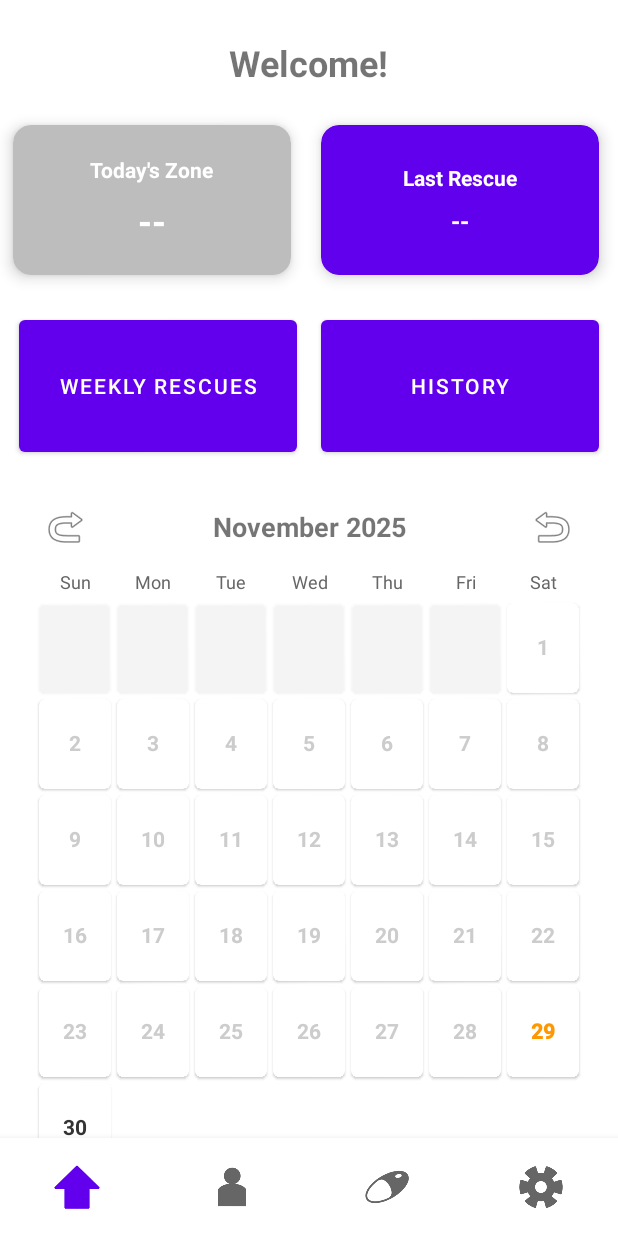
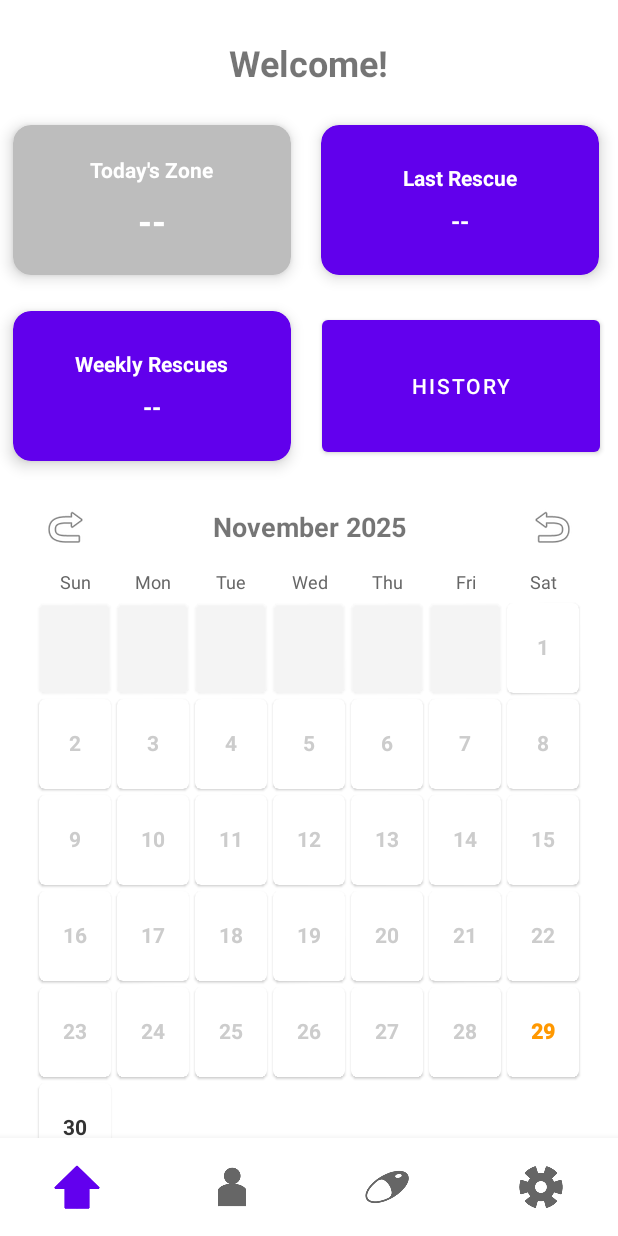
Before and after one commit to ShakoorShaik/smartAirAndroidApp, an Android app built with Jetpack Compose: the ParentHomeFragment screen opened directly, with no data from a screen before it, on a phone screen of 412 x 824 dp. Run offline under Robolectric (Android 15) with nearby library versions, the light colour scheme and no system bars; our stand-ins replace Firebase (no records; nobody signed in at launch, a user with empty details on screens opened directly).

Commit message:
feature: implemented card that displays number of weekly rescues on parent home screen.

```diff
--- a/app/src/main/java/com/example/smartair/parent/ParentHomeFragment.java
+++ b/app/src/main/java/com/example/smartair/parent/ParentHomeFragment.java
@@ -1,6 +1,7 @@
 package com.example.smartair.parent;
 
 import android.os.Bundle;
+import android.text.format.DateUtils;
 import android.util.Log;
 import android.view.LayoutInflater;
 import android.view.View;
@@ -8,6 +9,7 @@ import android.view.ViewGroup;
 import android.widget.ImageButton;
 import android.widget.TextView;
 
+import androidx.cardview.widget.CardView;
 import androidx.fragment.app.Fragment;
 import androidx.recyclerview.widget.GridLayoutManager;
 import androidx.recyclerview.widget.RecyclerView;
@@ -19,18 +21,22 @@ import com.google.firebase.auth.FirebaseUser;
 import com.google.firebase.firestore.DocumentSnapshot;
 import com.google.firebase.firestore.FirebaseFirestore;
 import com.google.firebase.firestore.Query;
+import com.google.firebase.firestore.QuerySnapshot;
 
+import java.time.DayOfWeek;
 import java.time.LocalDate;
 import java.time.YearMonth;
+import java.time.ZoneId;
 import java.time.format.DateTimeFormatter;
+import java.time.temporal.TemporalAdjusters;
 import java.util.ArrayList;
+import java.util.Collections;
 import java.util.Date;
 import java.util.HashMap;
 import java.util.List;
 import java.util.Map;
 import java.util.Objects;
 
-import utils.ChildAccountManager;
 import utils.Medicine;
 import utils.MedicineManager;
 import utils.ParentRescue;
@@ -53,6 +59,7 @@ public class ParentHomeFragment extends Fragment {
     private YearMonth currentDisplayMonth;
     private TextView lastRescue;
     private Date lastRescueDate = null;
+    private int rescue_count;
 
     public ParentHomeFragment() {
     }
@@ -101,6 +108,7 @@ public class ParentHomeFragment extends Fragment {
 
         getMostRecentRescue();
         loadZoneInfo(view);
+        loadWeeklyRescues(view);
 
         return view;
     }
@@ -345,10 +353,10 @@ public class ParentHomeFragment extends Fragment {
             lastRescueDate = date;
 
             if (getActivity() != null) {
-                CharSequence timeAgo = android.text.format.DateUtils
+                CharSequence timeAgo = DateUtils
                         .getRelativeTimeSpanString(lastRescueDate.getTime(),
                                 System.currentTimeMillis(),
-                                android.text.format.DateUtils.MINUTE_IN_MILLIS);
+                                DateUtils.MINUTE_IN_MILLIS);
                 lastRescue.setText(timeAgo);
             }
         }
@@ -356,7 +364,7 @@ public class ParentHomeFragment extends Fragment {
 
     private void loadZoneInfo(View view) {
         TextView zonePercentage = view.findViewById(R.id.zone_percentage);
-        androidx.cardview.widget.CardView zoneCard = view.findViewById(R.id.zone_card);
+        CardView zoneCard = view.findViewById(R.id.zone_card);
 
         if (zonePercentage == null || zoneCard == null) {
             return;
@@ -391,7 +399,7 @@ public class ParentHomeFragment extends Fragment {
         });
     }
 
-    private void updateZoneInfoForChild(String childUid, TextView zonePercentage, androidx.cardview.widget.CardView zoneCard) {
+    private void updateZoneInfoForChild(String childUid, TextView zonePercentage, CardView zoneCard) {
         PBManager.getPB(childUid, new PBManager.PBCallback() {
             @Override
             public void onSuccess(Integer pbValue) {
@@ -428,7 +436,7 @@ public class ParentHomeFragment extends Fragment {
         });
     }
 
-    private void displayZoneInfo(ZoneManager.Zone zone, int pefValue, int pbValue, TextView zonePercentage, androidx.cardview.widget.CardView zoneCard) {
+    private void displayZoneInfo(ZoneManager.Zone zone, int pefValue, int pbValue, TextView zonePercentage, CardView zoneCard) {
         int percentage = (int) (((double) pefValue / pbValue) * 100);
 
         String zoneName = zone.toString().substring(0, 1).toUpperCase()
@@ -455,7 +463,7 @@ public class ParentHomeFragment extends Fragment {
         zoneCard.setCardBackgroundColor(cardColor);
     }
 
-    private void displayDefaultZone(TextView zonePercentage, androidx.cardview.widget.CardView zoneCard) {
+    private void displayDefaultZone(TextView zonePercentage, CardView zoneCard) {
         zonePercentage.setText("--");
         zoneCard.setCardBackgroundColor(0xFFBDBDBD);
     }
@@ -466,4 +474,75 @@ public class ParentHomeFragment extends Fragment {
             loadZoneInfo(view);
         }
     }
+
+    private void loadWeeklyRescues(View v) {
+        TextView num_weekly_rescues = v.findViewById(R.id.text_num_rescues);
+        FirebaseUser user = FirebaseAuth.getInstance().getCurrentUser();
+        FirebaseFirestore db = FirebaseFirestore.getInstance();
+
+        if (user == null || num_weekly_rescues == null) { return; }
+
+        db.collection("users").document(user.getUid()).get()
+                .addOnCompleteListener(task -> {
+            if (task.isSuccessful() && task.getResult() != null) {
+                DocumentSnapshot documentSnapshot = task.getResult();
+
+                List<Map<String, Object>> linkedChildren =
+                        (List<Map<String, Object>>) documentSnapshot.get("linkedChildren");
+                if (linkedChildren != null) {
+                    for (Map<String, Object> child : linkedChildren) {
+                        if (child.get("uid") != null) {
+                            updateNumWeeklyRescues(num_weekly_rescues, (String) child.get("uid"));
+                        }
+
+                    }
+
+                }
+            }
+        });
+
+
+
+    }
+
+    private void updateNumWeeklyRescues(TextView num_weekly_rescues, String childId) {
+
+        LocalDate today = LocalDate.now();
+        LocalDate localWeekStart = today.with(TemporalAdjusters.previousOrSame(DayOfWeek.MONDAY));
+        LocalDate localWeekEnd = localWeekStart.plusWeeks(1);
+        Timestamp weekStart = new Timestamp(
+                Date.from(localWeekStart.atStartOfDay(ZoneId.systemDefault()).toInstant()));
+        Timestamp weekEnd = new Timestamp(
+                Date.from(localWeekEnd.atStartOfDay(ZoneId.systemDefault()).toInstant()));
+        Log.d("DEBUG_QUERY", "Start: " + weekStart.toDate().toString());
+        Log.d("DEBUG_QUERY", "End: " + weekEnd.toDate().toString());
+        FirebaseFirestore db = FirebaseFirestore.getInstance();
+
+        db.collection("users")
+                .document(childId)
+                .collection("inhaler_log").whereGreaterThanOrEqualTo("timestamp", weekStart)
+                .whereLessThan("timestamp", weekEnd).get()
+                .addOnCompleteListener(task -> {
+                    if (task.isSuccessful() && task.getResult() != null) {
+                        Log.d("DEBUG_QUERY", "task successful");
+                        QuerySnapshot query = task.getResult();
+                        Log.d("DEBUG_QUERY", "task result");
+
+                        if (!query.isEmpty()) {
+                            Log.d("DEBUG_QUERY", "query nonempty");
+                            for (DocumentSnapshot doc: query) {
+                                Log.d("DEBUG_QUERY", "doc");
+                                if ("Rescue".equals(doc.getString("medicationType"))) {
+                                    Log.d("DEBUG_QUERY", "rescue attempt");
+                                    rescue_count++;
+                                    num_weekly_rescues.setText(rescue_count + " times");
+                                }
+                            }
+                        }
+                    }
+                });
+
+
+
+    }
 }
--- a/app/src/main/res/layout/fragment_parent_home.xml
+++ b/app/src/main/res/layout/fragment_parent_home.xml
@@ -12,7 +12,54 @@
 
         <androidx.constraintlayout.widget.ConstraintLayout
             android:layout_width="match_parent"
-            android:layout_height="wrap_content">
+            android:layout_height="wrap_content"
+            app:layout_constraintTop_toTopOf="parent"
+            tools:layout_editor_absoluteX="-26dp">
+
+            <androidx.cardview.widget.CardView
+                android:id="@+id/weekly_rescues_card"
+                android:layout_width="0dp"
+                android:layout_height="100dp"
+                android:layout_marginTop="24dp"
+                android:layout_marginEnd="12dp"
+                app:cardBackgroundColor="#6100EC"
+                app:cardCornerRadius="12dp"
+                app:cardElevation="6dp"
+                app:layout_constraintEnd_toStartOf="@id/historyButton"
+                app:layout_constraintHorizontal_chainStyle="packed"
+                app:layout_constraintStart_toStartOf="parent"
+                app:layout_constraintTop_toBottomOf="@+id/zone_card"
+                app:layout_constraintWidth_percent="0.45"
+                app:layout_goneMarginStart="12dp">
+
+                <LinearLayout
+                    android:layout_width="match_parent"
+                    android:layout_height="match_parent"
+                    android:gravity="center"
+                    android:orientation="vertical"
+                    android:padding="12dp">
+
+                    <TextView
+                        android:id="@+id/textWeeklyRescues"
+                        android:layout_width="wrap_content"
+                        android:layout_height="wrap_content"
+                        android:layout_marginBottom="8dp"
+                        android:text="Weekly Rescues"
+                        android:textColor="@android:color/white"
+                        android:textSize="14sp"
+                        android:textStyle="bold" />
+
+                    <TextView
+                        android:id="@+id/text_num_rescues"
+                        android:layout_width="wrap_content"
+                        android:layout_height="wrap_content"
+                        android:gravity="center"
+                        android:text="--"
+                        android:textColor="@android:color/white"
+                        android:textSize="16sp"
+                        android:textStyle="bold" />
+                </LinearLayout>
+            </androidx.cardview.widget.CardView>
 
             <androidx.cardview.widget.CardView
                 android:id="@+id/last_rescue_card"
@@ -39,6 +86,7 @@
                     android:padding="12dp">
 
                     <TextView
+                        android:id="@+id/text_Last_Rescue"
                         android:layout_width="wrap_content"
                         android:layout_height="wrap_content"
                         android:layout_marginBottom="8dp"
@@ -107,38 +155,24 @@
                 android:id="@+id/welcomeText"
                 android:layout_width="wrap_content"
                 android:layout_height="wrap_content"
+                android:layout_marginTop="25dp"
+                android:layout_marginBottom="16dp"
                 android:text="Welcome!"
                 android:textSize="24sp"
                 android:textStyle="bold"
-                app:layout_constraintTop_toTopOf="parent"
+                app:layout_constraintEnd_toEndOf="parent"
                 app:layout_constraintStart_toStartOf="parent"
-                app:layout_constraintEnd_toEndOf="parent"
-                android:layout_marginTop="25dp"
-                android:layout_marginBottom="16dp" />
-
-            <Button
-                android:id="@+id/weeklyRescueButton"
-                android:layout_width="0dp"
-                android:layout_height="100dp"
-                android:layout_marginTop="24dp"
-                android:text="WEEKLY RESCUES"
-                android:textSize="14sp"
-                app:layout_constraintEnd_toStartOf="@id/historyButton"
-                app:layout_constraintHorizontal_chainStyle="packed"
-                app:layout_constraintStart_toStartOf="parent"
-                app:layout_constraintTop_toBottomOf="@+id/zone_card"
-                app:layout_constraintWidth_percent="0.45" />
+                app:layout_constraintTop_toTopOf="parent" />
 
             <Button
                 android:id="@+id/historyButton"
                 android:layout_width="0dp"
                 android:layout_height="100dp"
-                android:layout_marginStart="16dp"
                 android:layout_marginTop="24dp"
+                android:layout_marginEnd="12dp"
                 android:text="HISTORY"
                 android:textSize="14sp"
                 app:layout_constraintEnd_toEndOf="parent"
-                app:layout_constraintStart_toEndOf="@id/weeklyRescueButton"
                 app:layout_constraintTop_toBottomOf="@+id/last_rescue_card"
                 app:layout_constraintWidth_percent="0.45" />
 
@@ -147,25 +181,25 @@
                 layout="@layout/calendar_month_view"
                 android:layout_width="0dp"
                 android:layout_height="wrap_content"
+                android:layout_marginStart="16dp"
                 android:layout_marginTop="16dp"
-                android:layout_marginStart="16dp"
                 android:layout_marginEnd="16dp"
+                app:layout_constraintEnd_toEndOf="parent"
                 app:layout_constraintStart_toStartOf="parent"
-                app:layout_constraintEnd_toEndOf="parent"
-                app:layout_constraintTop_toBottomOf="@id/weeklyRescueButton" />
+                app:layout_constraintTop_toBottomOf="@id/historyButton" />
 
             <androidx.cardview.widget.CardView
                 android:id="@+id/legendCard"
                 android:layout_width="0dp"
                 android:layout_height="wrap_content"
+                android:layout_marginStart="16dp"
                 android:layout_marginTop="16dp"
-                android:layout_marginStart="16dp"
                 android:layout_marginEnd="16dp"
+                app:cardBackgroundColor="#F5F5F5"
                 app:cardCornerRadius="8dp"
                 app:cardElevation="2dp"
-                app:cardBackgroundColor="#F5F5F5"
+                app:layout_constraintEnd_toEndOf="parent"
                 app:layout_constraintStart_toStartOf="parent"
-                app:layout_constraintEnd_toEndOf="parent"
                 app:layout_constraintTop_toBottomOf="@id/mainCalendarView">
 
                 <LinearLayout
@@ -177,26 +211,26 @@
                     <TextView
                         android:layout_width="wrap_content"
                         android:layout_height="wrap_content"
+                        android:layout_marginBottom="8dp"
                         android:text="Legend"
                         android:textSize="16sp"
-                        android:textStyle="bold"
-                        android:layout_marginBottom="8dp" />
+                        android:textStyle="bold" />
 
                     <LinearLayout
                         android:layout_width="match_parent"
                         android:layout_height="wrap_content"
-                        android:orientation="horizontal"
+                        android:layout_marginBottom="4dp"
                         android:gravity="center_vertical"
-                        android:layout_marginBottom="4dp">
+                        android:orientation="horizontal">
 
                         <TextView
                             android:layout_width="20dp"
                             android:layout_height="20dp"
+                            android:layout_marginEnd="8dp"
+                            android:gravity="center"
                             android:text="●"
                             android:textColor="#2196F3"
-                            android:textSize="16sp"
-                            android:gravity="center"
-                            android:layout_marginEnd="8dp" />
+                            android:textSize="16sp" />
 
                         <TextView
                             android:layout_width="0dp"
@@ -209,15 +243,15 @@
                     <LinearLayout
                         android:layout_width="match_parent"
                         android:layout_height="wrap_content"
-                        android:orientation="horizontal"
+                        android:layout_marginBottom="4dp"
                         android:gravity="center_vertical"
-                        android:layout_marginBottom="4dp">
+                        android:orientation="horizontal">
 
                         <View
                             android:layout_width="16dp"
                             android:layout_height="16dp"
-                            android:background="#FFFFEBEE"
-                            android:layout_marginEnd="8dp" />
+                            android:layout_marginEnd="8dp"
+                            android:background="#FFFFEBEE" />
 
                         <TextView
                             android:layout_width="0dp"
@@ -230,19 +264,19 @@
                     <LinearLayout
                         android:layout_width="match_parent"
                         android:layout_height="wrap_content"
-                        android:orientation="horizontal"
-                        android:gravity="center_vertical">
+                        android:gravity="center_vertical"
+                        android:orientation="horizontal">
 
                         <TextView
                             android:layout_width="24dp"
                             android:layout_height="24dp"
+                            android:layout_marginEnd="8dp"
+                            android:background="@drawable/triage_icon_background"
+                            android:gravity="center"
                             android:text="T"
                             android:textColor="#FFFFFF"
                             android:textSize="10sp"
-                            android:textStyle="bold"
-                            android:gravity="center"
-                            android:background="@drawable/triage_icon_background"
-                            android:layout_marginEnd="8dp" />
+                            android:textStyle="bold" />
 
                         <TextView
                             android:layout_width="0dp"
```
